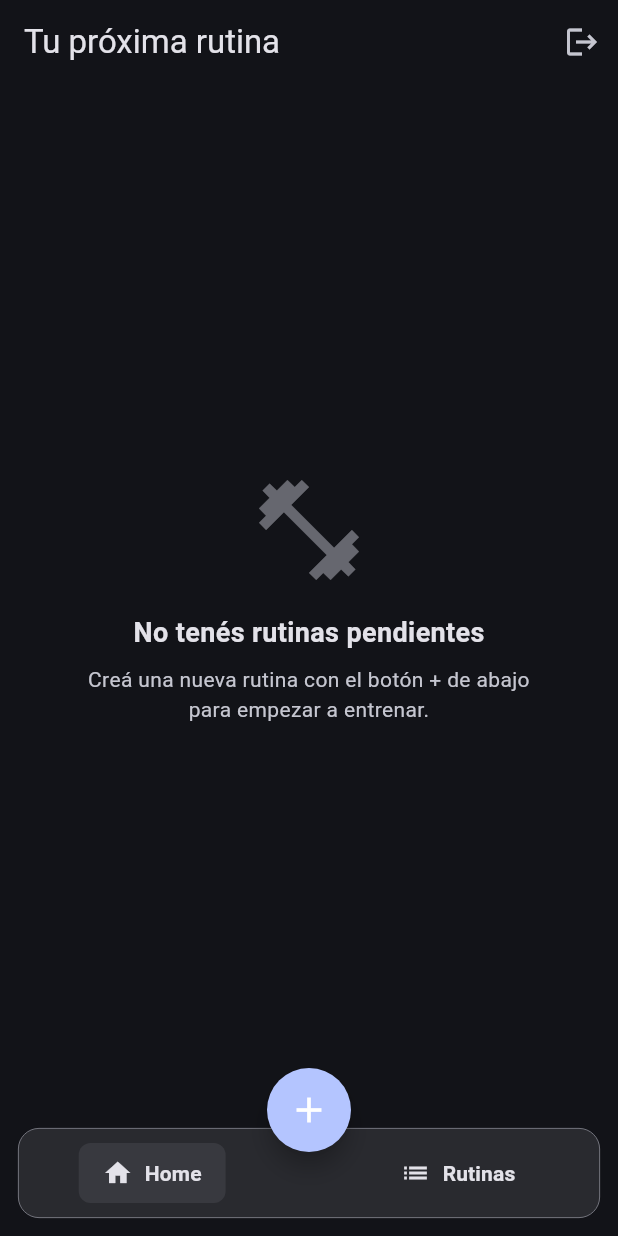
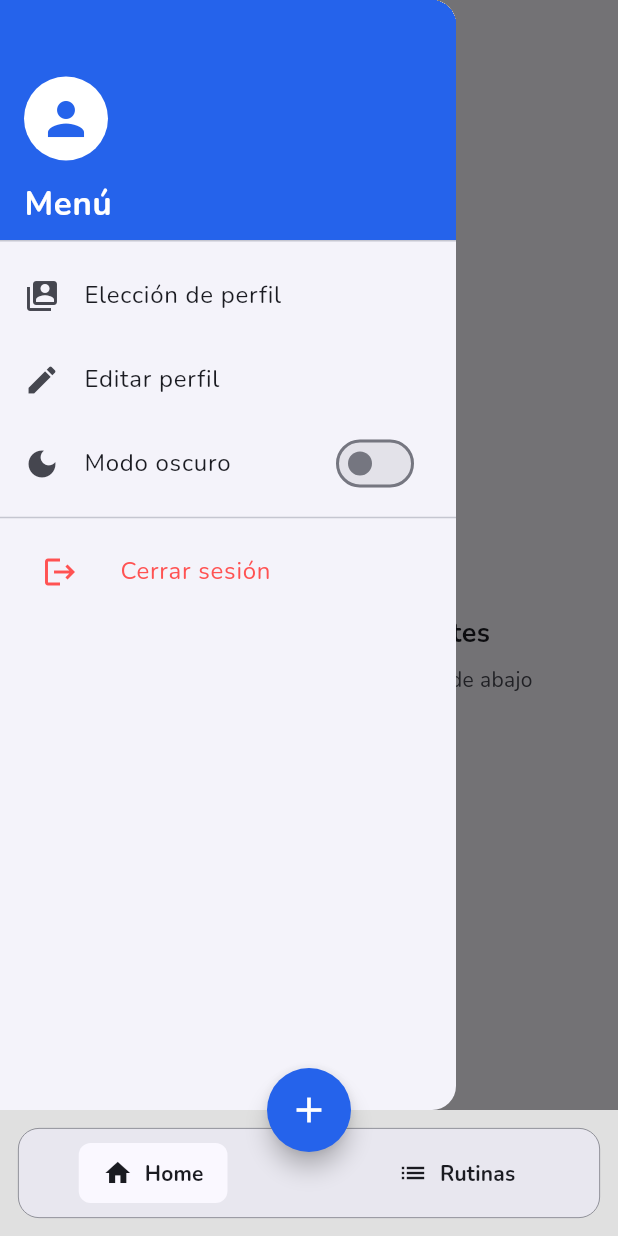
Before and after one commit to catalancarlosrolando/FlutterApp, a Flutter app: the screen it shows once a user with an empty profile is signed in, with the side drawer open (before the commit the screen has no drawer), on a phone screen of 412 x 824 dp. Run offline on Flutter 3.47's test engine with Material 3 defaults, Android fonts, the phone set to English and light mode, and no system bars; our stand-ins replace cloud_firestore, firebase_auth, firebase_core, google_fonts, google_sign_in; accounts and stored records are empty.

Commit message:
feat:dark/ligth theme

```diff
--- a/lib/main.dart
+++ b/lib/main.dart
@@ -1,9 +1,10 @@
 import 'package:flutter/material.dart';
 import 'package:firebase_core/firebase_core.dart';
 import 'package:firebase_auth/firebase_auth.dart';
-import 'package:flutter_application/src/pages/main_navigation.dart';
+import 'package:flutter_application/src/pages/MainNavigationPage.dart';
 import 'package:google_sign_in/google_sign_in.dart';
 import 'package:cloud_firestore/cloud_firestore.dart';
+import 'package:google_fonts/google_fonts.dart';
 
 import 'firebase_options.dart';
 
@@ -31,23 +32,58 @@ void main() async {
   runApp(const FitAccessApp());
 }
 
+/// Notificador global para alternar tema claro / oscuro en la app
+final ValueNotifier<ThemeMode> themeNotifier = ValueNotifier(ThemeMode.system);
+
 class FitAccessApp extends StatelessWidget {
   const FitAccessApp({super.key});
 
   @override
   Widget build(BuildContext context) {
+    const brandColor = Color(0xFF2563EB);
+    return ValueListenableBuilder<ThemeMode>(
+      valueListenable: themeNotifier,
+      builder: (context, currentMode, child) {
         return MaterialApp(
           title: 'FitAccess',
           // Dark theme como el de tus mockups
+          // Tema Claro
           theme: ThemeData(
             useMaterial3: true,
+            colorScheme:
+                ColorScheme.fromSeed(
+                  seedColor: brandColor,
+                  brightness: Brightness.light,
+                ).copyWith(
+                  primary: brandColor, // azul exacto
+                ),
+            textTheme: GoogleFonts.nunitoTextTheme(),
+            scaffoldBackgroundColor:
+                Colors.grey[300], // Color de fondo para el tema claro
+          ),
+
+          // Tema Oscuro
+          darkTheme: ThemeData(
+            useMaterial3: true,
+            colorScheme:
+                ColorScheme.fromSeed(
+                  seedColor: brandColor,
                   brightness: Brightness.dark,
-        colorSchemeSeed: const Color(0xFF2563EB),
+                ).copyWith(
+                  primary: brandColor, // Mantiene mi branColor
                 ),
+            textTheme: GoogleFonts.nunitoTextTheme(),
+            scaffoldBackgroundColor: Colors.black,
+          ),
+
+          themeMode: currentMode,
+
           initialRoute: '/',
           routes: <String, WidgetBuilder>{
             '/': (context) => const Gate(),
             '/addEjercicio': (context) => const AddEjercicioPage(),
+          },
+        );
       },
     );
   }
--- a/lib/src/myapp.dart
+++ b/lib/src/myapp.dart
@@ -1,6 +1,6 @@
 import 'package:flutter/material.dart';
 import 'package:flutter_application/src/pages/login_page.dart';
-import 'package:flutter_application/src/pages/main_navigation.dart';
+import 'package:flutter_application/src/pages/MainNavigationPage.dart';
 import 'package:google_fonts/google_fonts.dart';
 
 class MyApp extends StatelessWidget {
--- a/lib/src/pages/main_navigation.dart
+++ b/lib/src/pages/MainNavigationPage.dart
@@ -63,7 +63,7 @@ class _MainNavigationPageState extends State<MainNavigationPage> {
           child: const Icon(Icons.add, color: Colors.white, size: 28),
         ),
 
-        // Esta línea mágica lo coloca flotando en el medio de la barra:
+        // Boton en el medio de la barra:
         floatingActionButtonLocation: FloatingActionButtonLocation.centerDocked,
 
         // Barra de navegación inferior
--- a/lib/src/pages/home_page.dart
+++ b/lib/src/pages/home_page.dart
@@ -2,13 +2,15 @@ import 'package:flutter/material.dart';
 import 'package:firebase_auth/firebase_auth.dart';
 import 'package:google_sign_in/google_sign_in.dart';
 
+import 'package:flutter_application/main.dart';
+import 'package:flutter_application/src/pages/profile_selection_page.dart';
+import 'package:flutter_application/src/pages/edit_profile_page.dart';
 import 'package:flutter_application/src/services/firebase_services.dart';
 
 /// Home: muestra la PRÓXIMA rutina no finalizada (la "siguiente").
 /// Usa StreamBuilder para que reaccione en tiempo real a cambios en Firestore.
 ///
 /// Si todas están finalizadas o no hay rutinas → estado vacío.
-/// Botón de logout arriba a la derecha.
 class HomePage extends StatefulWidget {
   final String uid;
   const HomePage({super.key, required this.uid});
@@ -21,22 +23,103 @@ class _HomePageState extends State<HomePage> {
   @override
   Widget build(BuildContext context) {
     final colors = Theme.of(context).colorScheme;
+    final isDark = Theme.of(context).brightness == Brightness.dark;
+
     return Scaffold(
       backgroundColor: colors.surface,
       appBar: AppBar(
         backgroundColor: colors.surface,
         elevation: 0,
         title: const Text('Tu próxima rutina'),
-        actions: [
-          IconButton(
-            icon: const Icon(Icons.logout),
+      ),
+      drawer: Drawer(
+        child: ListView(
+          padding: EdgeInsets.zero,
+          children: [
+            DrawerHeader(
+              decoration: BoxDecoration(color: colors.primary),
+              child: Column(
+                crossAxisAlignment: CrossAxisAlignment.start,
+                mainAxisAlignment: MainAxisAlignment.end,
+                children: [
+                  CircleAvatar(
+                    backgroundColor: colors.onPrimary,
+                    radius: 28,
+                    child: Icon(Icons.person, size: 36, color: colors.primary),
+                  ),
+                  const SizedBox(height: 12),
+                  Text(
+                    'Menú',
+                    style: TextStyle(
+                      color: colors.onPrimary,
+                      fontSize: 22,
+                      fontWeight: FontWeight.bold,
+                    ),
+                  ),
+                ],
+              ),
+            ),
+            ListTile(
+              leading: const Icon(Icons.switch_account),
+              title: const Text('Elección de perfil'),
+              onTap: () {
+                Navigator.pop(context); // Cierra el Drawer
+                Navigator.push(
+                  context,
+                  MaterialPageRoute(
+                    builder: (context) => ProfileSelectionPage(uid: widget.uid),
+                  ),
+                );
+              },
+            ),
+            ListTile(
+              leading: const Icon(Icons.edit),
+              title: const Text('Editar perfil'),
+              onTap: () {
+                Navigator.pop(context); // Cierra el Drawer
+                Navigator.push(
+                  context,
+                  MaterialPageRoute(
+                    builder: (context) => EditProfilePage(uid: widget.uid),
+                  ),
+                );
+              },
+            ),
+            ListTile(
+              leading: Icon(isDark ? Icons.light_mode : Icons.dark_mode),
+              title: Text(isDark ? 'Modo claro' : 'Modo oscuro'),
+              trailing: Switch(
+                value: isDark,
+                onChanged: (val) {
+                  themeNotifier.value = val ? ThemeMode.dark : ThemeMode.light;
+                },
+              ),
+              onTap: () {
+                themeNotifier.value = isDark ? ThemeMode.light : ThemeMode.dark;
+              },
+            ),
+            const Divider(),
+            ListTile(
+              leading: IconButton(
+                icon: const Icon(Icons.logout, color: Colors.redAccent),
                 onPressed: () async {
-              // google_sign_in 7.x: disconnect() en vez de signOut()
+                  Navigator.pop(context);
+                  await GoogleSignIn.instance.disconnect();
+                  await FirebaseAuth.instance.signOut();
+                },
+              ),
+              title: const Text(
+                'Cerrar sesión',
+                style: TextStyle(color: Colors.redAccent),
+              ),
+              onTap: () async {
+                Navigator.pop(context);
                 await GoogleSignIn.instance.disconnect();
                 await FirebaseAuth.instance.signOut();
               },
             ),
           ],
+        ),
       ),
       body: StreamBuilder<Map<String, dynamic>?>(
         stream: streamProximaRutina(widget.uid),
```
Also changed, not shown: lib/src/components/login/login copy.dart (deleted, +0 -117 lines), lib/src/pages/edit_profile_page.dart (added, +39 -0 lines), lib/src/pages/profile_selection_page.dart (added, +39 -0 lines), lib/src/services/firebase_services.dart (+64 -11 lines), pubspec.lock, 1 other file. Lines whose indentation alone changed are shown as unchanged.
